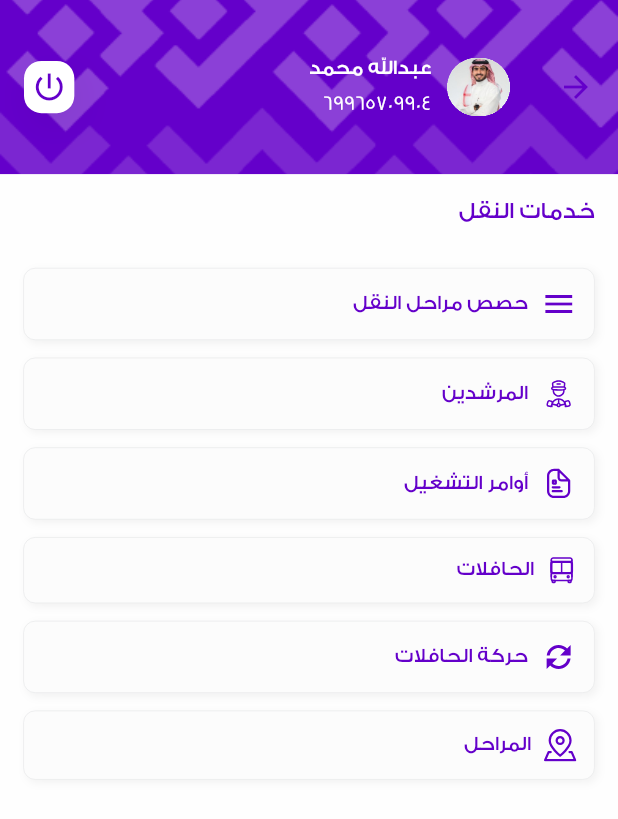
After one commit to AhmadMahdaly/RIFAD_App, a Flutter app: the MorePage screen opened directly, on a phone screen of 412 x 824 dp. The commit adds this screen. Shown: the top 819 px of the screen. Run offline on Flutter 3.47's test engine with Material 3 defaults, Android fonts, the phone set to English and light mode, and no system bars; our stand-ins replace bloc, dio, easy_localization, flutter_bloc, flutter_dotenv, flutter_screenutil and 5 more; missing offline and left inert: flutter_verification_code; accounts and stored records are empty.

Commit message:
Add MorePage:  and its components with UI enhancements

```diff
--- /dev/null
+++ b/lib/screens/more_page/more_page.dart
@@ -0,0 +1,26 @@
+import 'package:flutter/material.dart';
+import 'package:flutter_screenutil/flutter_screenutil.dart';
+import 'package:rifad/core/utils/constants/colors_constants.dart';
+import 'package:rifad/screens/more_page/widgets/more_page_body.dart';
+import 'package:rifad/screens/more_page/widgets/user_name_and_number_and_log_out_button_header.dart';
+
+class MorePage extends StatelessWidget {
+  const MorePage({super.key});
+
+  @override
+  Widget build(BuildContext context) {
+    return Scaffold(
+      appBar: AppBar(
+        backgroundColor: kMainColor,
+        flexibleSpace: Image.asset(
+          'assets/images/Frame 427319836.png',
+          width: double.infinity,
+          fit: BoxFit.cover,
+        ),
+        toolbarHeight: 120.h,
+        title: const UserNameAndNumberAndLogOutButtonHeader(),
+      ),
+      body: const MorePageBody(),
+    );
+  }
+}
--- /dev/null
+++ b/lib/screens/more_page/widgets/more_page_body.dart
@@ -0,0 +1,73 @@
+import 'package:flutter/material.dart';
+import 'package:flutter_screenutil/flutter_screenutil.dart';
+import 'package:flutter_svg/svg.dart';
+import 'package:rifad/core/utils/components/height.dart';
+import 'package:rifad/core/utils/constants/colors_constants.dart';
+import 'package:rifad/screens/more_page/widgets/services_tab_widget.dart';
+import 'package:rifad/screens/services_pages/transport_phase_times/transport_phase_times_page.dart';
+
+class MorePageBody extends StatelessWidget {
+  const MorePageBody({super.key});
+
+  @override
+  Widget build(BuildContext context) {
+    return Padding(
+      padding: EdgeInsets.all(16.sp),
+      child: SingleChildScrollView(
+        child: Column(
+          spacing: 12.h,
+          crossAxisAlignment: CrossAxisAlignment.start,
+          children: [
+            Text(
+              'خدمات النقل',
+              style: TextStyle(
+                color: kMainColor,
+                fontSize: 16.sp,
+                fontWeight: FontWeight.w500,
+                height: 1.25.h,
+              ),
+            ),
+            const H(h: 5),
+            ServicesTabWidget(
+              icon: const Icon(Icons.menu, color: kMainColor),
+              text: 'حصص مراحل النقل',
+              onTap:
+                  () => Navigator.push(
+                    context,
+                    MaterialPageRoute(
+                      builder: (context) => const TransportPhaseTimesPage(),
+                    ),
+                  ),
+            ),
+            ServicesTabWidget(
+              icon: SvgPicture.asset('assets/svg/driver-outline.svg'),
+              text: 'المرشدين',
+            ),
+            ServicesTabWidget(
+              icon: SvgPicture.asset('assets/svg/Document.svg'),
+              text: 'أوامر التشغيل',
+            ),
+            ServicesTabWidget(
+              icon: SvgPicture.asset(
+                'assets/svg/ion_bus-outline.svg',
+                colorFilter: const ColorFilter.mode(
+                  kMainColor,
+                  BlendMode.srcIn,
+                ),
+              ),
+              text: 'الحافلات',
+            ),
+            ServicesTabWidget(
+              icon: SvgPicture.asset('assets/svg/refresh_02.svg'),
+              text: 'حركة الحافلات',
+            ),
+            ServicesTabWidget(
+              icon: SvgPicture.asset('assets/svg/place_location.svg'),
+              text: 'المراحل',
+            ),
+          ],
+        ),
+      ),
+    );
+  }
+}
--- /dev/null
+++ b/lib/screens/more_page/widgets/services_tab_widget.dart
@@ -0,0 +1,50 @@
+import 'package:flutter/material.dart';
+import 'package:flutter_screenutil/flutter_screenutil.dart';
+import 'package:rifad/core/utils/constants/colors_constants.dart';
+
+class ServicesTabWidget extends StatelessWidget {
+  const ServicesTabWidget({
+    required this.icon,
+    required this.text,
+    super.key,
+    this.onTap,
+  });
+  final Widget icon;
+  final String text;
+  final void Function()? onTap;
+  @override
+  Widget build(BuildContext context) {
+    return InkWell(
+      onTap: onTap,
+      child: Container(
+        width: double.infinity,
+        padding: EdgeInsets.all(12.sp),
+        decoration: ShapeDecoration(
+          color: const Color(0xFFFCFCFC),
+          shape: RoundedRectangleBorder(
+            side: const BorderSide(width: 0.50, color: Color(0xFFE9EAEB)),
+            borderRadius: BorderRadius.circular(8),
+          ),
+          shadows: const [
+            BoxShadow(color: kShadowColor, blurRadius: 4, offset: Offset(2, 2)),
+          ],
+        ),
+        child: Row(
+          spacing: 8.w,
+          children: [
+            icon,
+            Text(
+              text,
+              style: TextStyle(
+                color: kMainColor,
+                fontSize: 14.sp,
+                fontWeight: FontWeight.w500,
+                height: 1.43.h,
+              ),
+            ),
+          ],
+        ),
+      ),
+    );
+  }
+}
--- a/lib/screens/home_page/more_page/widgets/user_name_and_number_and_log_out_button_header.dart
+++ b/lib/screens/more_page/widgets/user_name_and_number_and_log_out_button_header.dart
@@ -2,6 +2,7 @@ import 'package:flutter/material.dart';
 import 'package:flutter_screenutil/flutter_screenutil.dart';
 import 'package:rifad/core/utils/components/height.dart';
 import 'package:rifad/core/utils/components/width.dart';
+import 'package:rifad/core/utils/constants/colors_constants.dart';
 
 class UserNameAndNumberAndLogOutButtonHeader extends StatelessWidget {
   const UserNameAndNumberAndLogOutButtonHeader({super.key});
@@ -57,7 +58,7 @@ class UserNameAndNumberAndLogOutButtonHeader extends StatelessWidget {
             ),
             shadows: const [
               BoxShadow(
-                color: Color(0x0C000000),
+                color: kShadowColor,
                 blurRadius: 20,
                 offset: Offset(4, 8),
               ),
```
